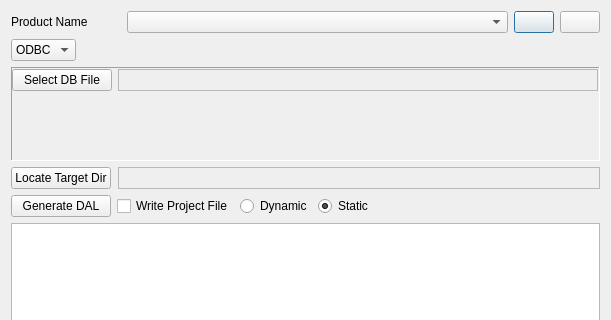
The window that QTSqlGen.ui (amreisa/QSQLGenerator) describes before a commit, drawn with Qt 5; both pictures show x 0 to 611 and y 0 to 320 of the 611 by 597 pixel window.
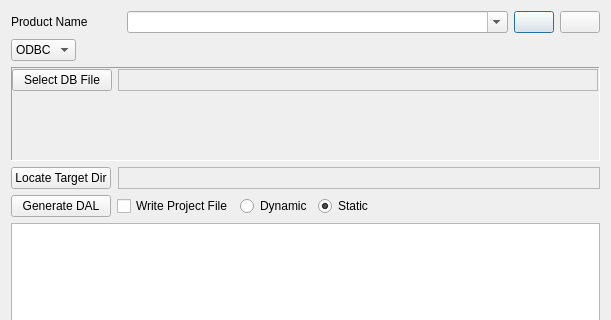
The same window after the commit. The open tabs and pages were chosen to show the change. Icons and pictures are not drawn.

The edit to the form file:
```diff
--- a/QTSqlGen.ui
+++ b/QTSqlGen.ui
@@ -39,7 +39,11 @@
       </widget>
      </item>
      <item>
-      <widget class="QComboBox" name="_productNames" />
+      <widget class="QComboBox" name="_projectNames" >
+       <property name="editable" >
+        <bool>true</bool>
+       </property>
+      </widget>
      </item>
      <item>
       <widget class="QPushButton" name="_newProject" >
```
Left out of the diff: 2 changed lines with no effect on the pictures.
